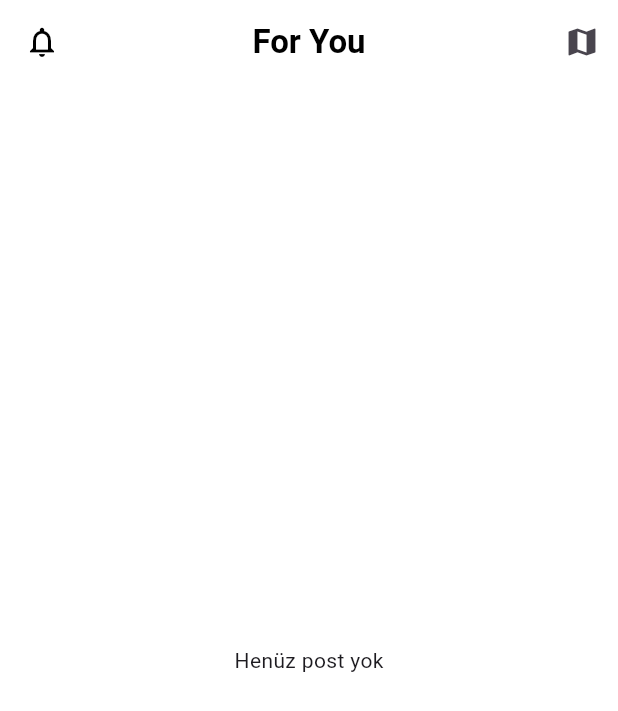
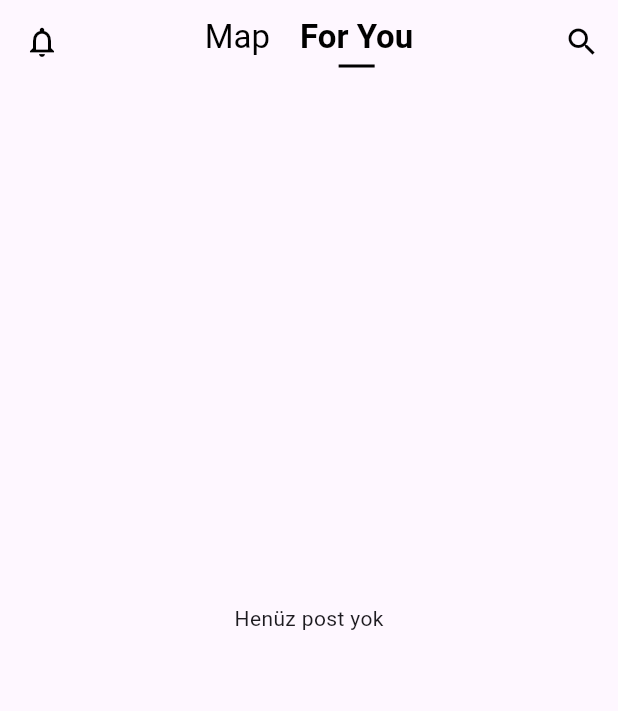
Before and after one commit to bbetulgulec/RateFlag, a Flutter app: the HomeScreen screen opened directly, on a phone screen of 412 x 824 dp. Shown: the top 711 px of the screen. Run offline on Flutter 3.47's test engine with Material 3 defaults, Android fonts, the phone set to English and light mode, and no system bars; our stand-ins replace cached_network_image, cloud_firestore, equatable, firebase_auth, firebase_core, firebase_storage and 5 more; accounts and stored records are empty.

```diff
--- a/lib/features/RateFlag/presentaions/home/cubit/home_cubit.dart
+++ b/lib/features/RateFlag/presentaions/home/cubit/home_cubit.dart
@@ -46,4 +46,12 @@ class HomeCubit extends Cubit<HomeState> {
       );
     }
   }
+
+  void selectMap() {
+    emit(state.copyWith(selectedTab: HomeTab.map));
+  }
+
+  void selectForYou() {
+    emit(state.copyWith(selectedTab: HomeTab.forYou));
+  }
 }
--- a/lib/features/RateFlag/presentaions/home/cubit/home_state.dart
+++ b/lib/features/RateFlag/presentaions/home/cubit/home_state.dart
@@ -1,6 +1,8 @@
 import 'package:equatable/equatable.dart';
 import 'package:google_maps_flutter/google_maps_flutter.dart';
 import 'package:rate_flag/features/RateFlag/domain/entity/post.dart';
+
+enum HomeTab { map, forYou }
 
 class HomeState extends Equatable {
   final bool isAllPostLoading;
@@ -8,6 +10,7 @@ class HomeState extends Equatable {
   final String? errorMessage;
   final List<Post> posts;
   final Set<Marker> markers;
+  final HomeTab selectedTab;
 
   HomeState({
     this.isAllPostLoading = false,
@@ -15,6 +18,7 @@ class HomeState extends Equatable {
     this.errorMessage,
     this.posts = const [],
     this.markers = const {},
+    this.selectedTab = HomeTab.forYou,
   });
   HomeState copyWith({
     bool? isAllPostLoading,
@@ -22,6 +26,7 @@ class HomeState extends Equatable {
     String? errorMessage,
     List<Post>? posts,
     Set<Marker>? markers,
+    HomeTab? selectedTab,
   }) {
     return HomeState(
       isAllPostLoading: isAllPostLoading ?? this.isAllPostLoading,
@@ -29,6 +34,7 @@ class HomeState extends Equatable {
       errorMessage: errorMessage ?? this.errorMessage,
       posts: posts ?? this.posts,
       markers: markers ?? this.markers,
+      selectedTab: selectedTab ?? this.selectedTab,
     );
   }
 
@@ -39,5 +45,6 @@ class HomeState extends Equatable {
     errorMessage,
     posts,
     markers,
+    selectedTab,
   ];
 }
--- a/lib/features/RateFlag/presentaions/home/view/home_screen.dart
+++ b/lib/features/RateFlag/presentaions/home/view/home_screen.dart
@@ -1,92 +1,27 @@
 import 'package:flutter/material.dart';
 import 'package:flutter_bloc/flutter_bloc.dart';
-import 'package:flutter_staggered_grid_view/flutter_staggered_grid_view.dart';
 import 'package:rate_flag/features/RateFlag/presentaions/home/cubit/home_cubit.dart';
 import 'package:rate_flag/features/RateFlag/presentaions/home/cubit/home_state.dart';
-import 'package:rate_flag/features/RateFlag/presentaions/home/widget/feed_post_card.dart';
+import 'package:rate_flag/features/RateFlag/presentaions/home/widget/feed_screen.dart';
+import 'package:rate_flag/features/RateFlag/presentaions/home/widget/home_app_bar.dart';
 import 'package:rate_flag/features/RateFlag/presentaions/home/widget/map_screen.dart';
 
-class HomeScreen extends StatefulWidget {
+class HomeScreen extends StatelessWidget {
   const HomeScreen({super.key});
-
-  @override
-  State<HomeScreen> createState() => _HomeScreenState();
-}
-
-class _HomeScreenState extends State<HomeScreen> {
-  @override
-  void initState() {
-    super.initState();
-    context.read<HomeCubit>().loadAllPosts();
-  }
 
   @override
   Widget build(BuildContext context) {
     return Scaffold(
-      backgroundColor: Colors.white,
-
-      appBar: AppBar(
-        elevation: 0,
-        backgroundColor: Colors.white,
-        title: const Text(
-          "For You",
-          style: TextStyle(color: Colors.black, fontWeight: FontWeight.bold),
-        ),
-        centerTitle: true,
-        leading: const Icon(Icons.notifications_none, color: Colors.black),
-        actions: [
-          IconButton(
-            icon: const Icon(Icons.map),
-            onPressed: () {
-              Navigator.push(
-                context,
-                MaterialPageRoute(builder: (_) => const MapScreen()),
-              );
-            },
-          ),
-        ],
-      ),
+      extendBodyBehindAppBar: true,
+      appBar: const HomeAppBar(),
 
       body: BlocBuilder<HomeCubit, HomeState>(
         builder: (context, state) {
-          if (state.isAllPostLoading) {
-            return const Center(child: CircularProgressIndicator());
+          if (state.selectedTab == HomeTab.map) {
+            return const MapScreen();
           }
 
-          if (state.errorMessage != null) {
-            return Center(child: Text(state.errorMessage!));
-          }
-
-          if (state.posts.isEmpty) {
-            return const Center(child: Text("Henüz post yok"));
-          }
-
-          return Padding(
-            padding: const EdgeInsets.all(8),
-            child: MasonryGridView.count(
-              crossAxisCount: 2,
-              mainAxisSpacing: 8,
-              crossAxisSpacing: 8,
-              itemCount: state.posts.length,
-              itemBuilder: (context, index) {
-                final post = state.posts[index];
-
-                // 🔥 STAGGERED HİSSİ
-                final isBig = index % 4 == 0 || index % 5 == 0;
-
-                // 🔥 SELF POST
-                final isSelfPost =
-                    post.userId == context.read<HomeCubit>().currentUserId;
-
-                return FeedPostCard(
-                  imageUrl: post.imageUrl,
-                  isSelfPost: isSelfPost,
-                  isBig: isBig,
-                  viewCount: "9.9K",
-                );
-              },
-            ),
-          );
+          return FeedScreen();
         },
       ),
     );
--- /dev/null
+++ b/lib/features/RateFlag/presentaions/home/widget/feed_screen.dart
@@ -0,0 +1,61 @@
+import 'package:flutter/material.dart';
+import 'package:flutter_bloc/flutter_bloc.dart';
+import 'package:flutter_staggered_grid_view/flutter_staggered_grid_view.dart';
+import 'package:rate_flag/features/RateFlag/presentaions/home/cubit/home_cubit.dart';
+import 'package:rate_flag/features/RateFlag/presentaions/home/cubit/home_state.dart';
+import 'package:rate_flag/features/RateFlag/presentaions/home/widget/feed_post_card.dart';
+
+class FeedScreen extends StatelessWidget {
+  const FeedScreen({super.key});
+
+  @override
+  Widget build(BuildContext context) {
+    return Container(
+      child: BlocBuilder<HomeCubit, HomeState>(
+        builder: (context, state) {
+          if (state.isAllPostLoading) {
+            return const Center(child: CircularProgressIndicator());
+          }
+
+          if (state.errorMessage != null) {
+            return Center(child: Text(state.errorMessage!));
+          }
+
+          if (state.posts.isEmpty) {
+            return const Center(child: Text("Henüz post yok"));
+          }
+
+          return Align(
+            alignment: AlignmentGeometry.topCenter,
+            child: Padding(
+              padding: const EdgeInsets.all(8),
+              child: MasonryGridView.count(
+                crossAxisCount: 2,
+                mainAxisSpacing: 8,
+                crossAxisSpacing: 8,
+                itemCount: state.posts.length,
+                itemBuilder: (context, index) {
+                  final post = state.posts[index];
+
+                  // 🔥 STAGGERED HİSSİ
+                  final isBig = index % 4 == 0 || index % 5 == 0;
+
+                  // 🔥 SELF POST
+                  final isSelfPost =
+                      post.userId == context.read<HomeCubit>().currentUserId;
+
+                  return FeedPostCard(
+                    imageUrl: post.imageUrl,
+                    isSelfPost: isSelfPost,
+                    isBig: isBig,
+                    viewCount: "9.9K",
+                  );
+                },
+              ),
+            ),
+          );
+        },
+      ),
+    );
+  }
+}
--- /dev/null
+++ b/lib/features/RateFlag/presentaions/home/widget/home_app_bar.dart
@@ -0,0 +1,85 @@
+import 'package:flutter/material.dart';
+import 'package:flutter_bloc/flutter_bloc.dart';
+import 'package:rate_flag/features/RateFlag/presentaions/home/cubit/home_cubit.dart';
+import 'package:rate_flag/features/RateFlag/presentaions/home/cubit/home_state.dart';
+
+class HomeAppBar extends StatelessWidget implements PreferredSizeWidget {
+  const HomeAppBar({super.key});
+
+  @override
+  Widget build(BuildContext context) {
+    return AppBar(
+      elevation: 0,
+      backgroundColor: Colors.transparent,
+      surfaceTintColor: Colors.transparent,
+      shadowColor: Colors.transparent,
+      centerTitle: true,
+
+      leading: const Icon(Icons.notifications_none, color: Colors.black),
+
+      title: BlocBuilder<HomeCubit, HomeState>(
+        builder: (context, state) {
+          return Row(
+            mainAxisSize: MainAxisSize.min,
+            children: [
+              _tabItem(
+                title: "Map",
+                isActive: state.selectedTab == HomeTab.map,
+                onTap: () {
+                  context.read<HomeCubit>().selectMap();
+                },
+              ),
+              const SizedBox(width: 20),
+              _tabItem(
+                title: "For You",
+                isActive: state.selectedTab == HomeTab.forYou,
+                onTap: () {
+                  context.read<HomeCubit>().selectForYou();
+                },
+              ),
+            ],
+          );
+        },
+      ),
+
+      actions: [
+        IconButton(
+          onPressed: () {},
+          icon: const Icon(Icons.search, color: Colors.black),
+        ),
+      ],
+    );
+  }
+
+  Widget _tabItem({
+    required String title,
+    required bool isActive,
+    required VoidCallback onTap,
+  }) {
+    return GestureDetector(
+      onTap: onTap,
+      child: Column(
+        mainAxisSize: MainAxisSize.min,
+        children: [
+          Text(
+            title,
+            style: TextStyle(
+              color: Colors.black,
+              fontWeight: isActive ? FontWeight.bold : FontWeight.normal,
+            ),
+          ),
+          const SizedBox(height: 4),
+          AnimatedContainer(
+            duration: const Duration(milliseconds: 200),
+            height: 2,
+            width: isActive ? 24 : 0,
+            color: Colors.black,
+          ),
+        ],
+      ),
+    );
+  }
+
+  @override
+  Size get preferredSize => const Size.fromHeight(kToolbarHeight);
+}
--- a/lib/features/RateFlag/presentaions/home/widget/map_screen.dart
+++ b/lib/features/RateFlag/presentaions/home/widget/map_screen.dart
@@ -1,9 +1,7 @@
 import 'package:flutter/material.dart';
 import 'package:flutter_bloc/flutter_bloc.dart';
 import 'package:google_maps_flutter/google_maps_flutter.dart';
-import 'package:rate_flag/features/RateFlag/domain/entity/post.dart';
 import 'package:rate_flag/features/RateFlag/presentaions/home/cubit/home_cubit.dart';
-import 'package:rate_flag/features/RateFlag/presentaions/home/cubit/home_state.dart';
 import 'package:rate_flag/features/RateFlag/presentaions/home/widget/marker_icon_helper.dart';
 
 class MapScreen extends StatefulWidget {
@@ -14,7 +12,6 @@ class MapScreen extends StatefulWidget {
 }
 
 class _MapScreenState extends State<MapScreen> {
-  GoogleMapController? _controller;
   final Set<Marker> _markers = {};
 
   @override
@@ -36,15 +33,12 @@ class _MapScreenState extends State<MapScreen> {
         position: LatLng(post.latitude, post.longitude),
         icon: icon,
         onTap: () {
-          // 👉 istersen detay aç
           print(post.description);
         },
       );
 
       _markers.add(marker);
     }
-
-    setState(() {});
   }
 
   @override
--- a/lib/features/RateFlag/presentaions/home/widget/marker_icon_helper.dart
+++ b/lib/features/RateFlag/presentaions/home/widget/marker_icon_helper.dart
@@ -21,7 +21,6 @@ Future<BitmapDescriptor> createImageMarker(String imageUrl) async {
 
   final paint = Paint()..isAntiAlias = true;
 
-  // 🔵 Yuvarlak kırpma
   final radius = 60.0;
   canvas.drawCircle(Offset(radius, radius), radius, paint);
 
--- a/lib/main.dart
+++ b/lib/main.dart
@@ -99,7 +99,7 @@ class MyApp extends StatelessWidget {
             return HomeCubit(
               LoadAllPostsUsecase(fireStore),
               userId, // 🔥 currentUserId
-            );
+            )..loadAllPosts();
           },
         ),
       ],
```
Also changed, not shown: lib/features/RateFlag/presentaions/home/widget/feed_post_card.dart (+3 -63 lines), lib/features/RateFlag/presentaions/home/widget/self_post_badget.dart (added, +24 -0 lines).
